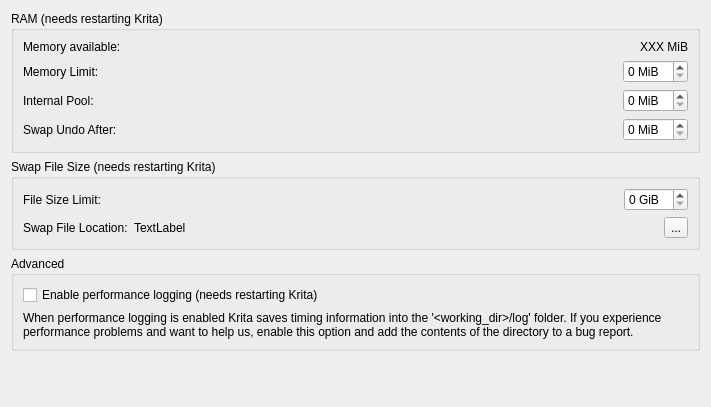
Qt form krita/ui/forms/wdgperformancesettings.ui (KDE/krita) before a commit.
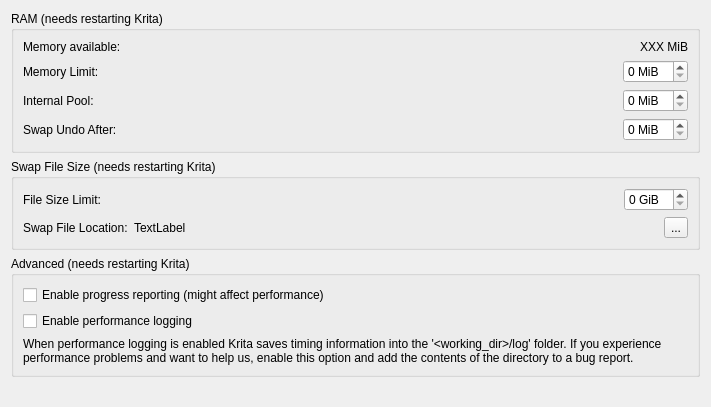
The same form after that commit. Custom widgets are drawn as their Qt base class.

Commit message:
Added an option to enable/disable progress reporting
Now you can edit it in
Preferences->Performance->Advanced->Enable Progress Reporting

CC:kimageshop@kde.org

```diff
--- a/krita/ui/forms/wdgperformancesettings.ui
+++ b/krita/ui/forms/wdgperformancesettings.ui
@@ -219,13 +219,20 @@
    <item>
     <widget class="QGroupBox" name="groupBox_3">
      <property name="title">
-      <string>Advanced</string>
+      <string>Advanced (needs restarting Krita)</string>
      </property>
      <layout class="QVBoxLayout" name="verticalLayout">
+      <item>
+       <widget class="QCheckBox" name="chkProgressReporting">
+        <property name="text">
+         <string>Enable progress reporting (might affect performance)</string>
+        </property>
+       </widget>
+      </item>
       <item>
        <widget class="QCheckBox" name="chkPerformanceLogging">
         <property name="text">
-         <string>Enable performance logging (needs restarting Krita)</string>
+         <string>Enable performance logging</string>
         </property>
        </widget>
       </item>
```
The commit also changes 4 other files.
